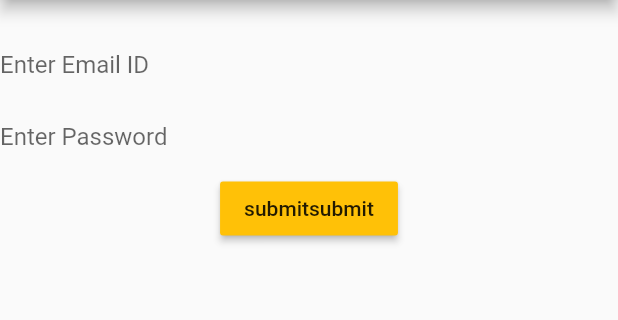
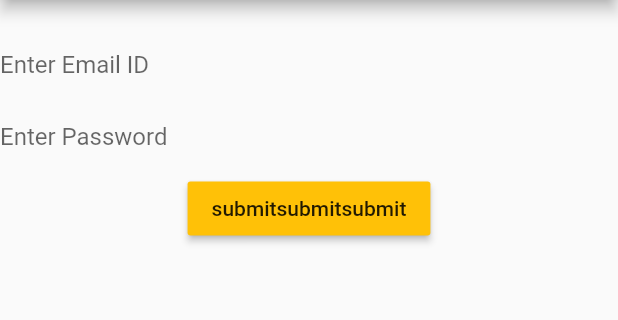
Before and after one commit to hari2babloo/isthree_flutter, a Flutter app: the screen it shows after launch, on a phone screen of 412 x 824 dp, the part 84-404 px from its top. Run offline on Flutter 3.47's test engine with Material 2 defaults, Android fonts, the phone set to English and light mode, and no system bars.

Commit message:
third commit

```diff
--- a/lib/main.dart
+++ b/lib/main.dart
@@ -89,7 +89,7 @@ print(data[1]["title"]);
              TextField(controller: emailController, decoration: InputDecoration(border: InputBorder.none,hintText: 'Enter Email ID'),),
              TextField(controller:password,decoration: InputDecoration(border: InputBorder.none,hintText: 'Enter Password'),),
             // TextField(decoration: InputDecoration(border: InputBorder.none,hintText: 'Enter a Name'),),
-              RaisedButton(onPressed: getdata,color: Colors.amber,child: Text('submitsubmit'),),
+              RaisedButton(onPressed: getdata,color: Colors.amber,child: Text('submitsubmitsubmit'),),
 
 
 
```
